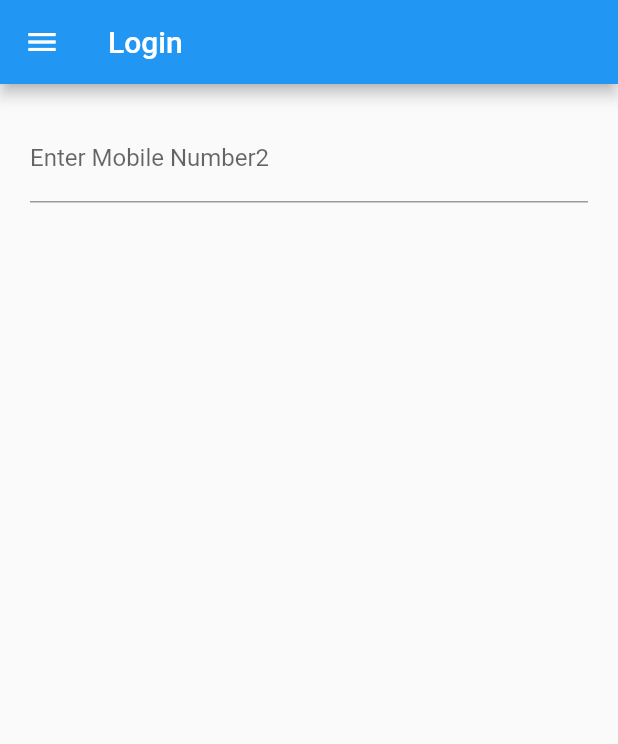
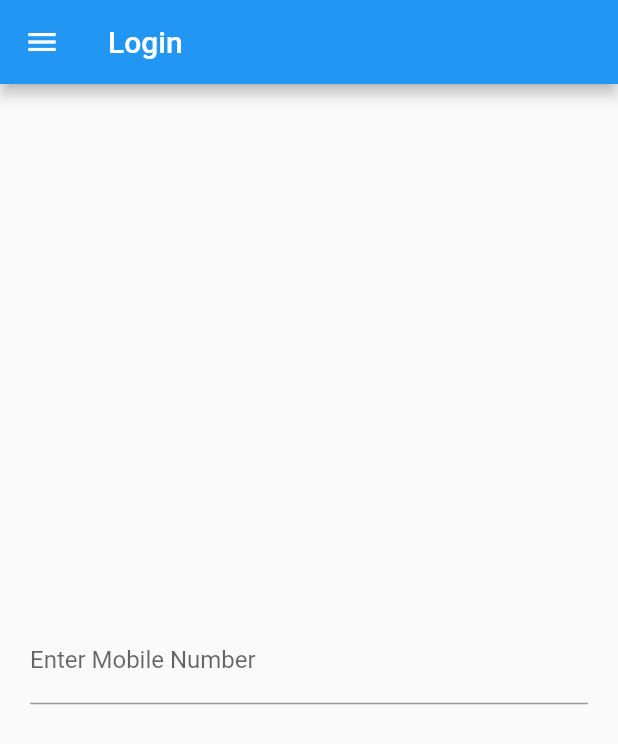
Before and after one commit to sattar-kuet/CourierMerchantApp, a Flutter app: the screen it shows after launch, on a phone screen of 412 x 824 dp. Shown: the top 744 px of the screen. Run offline on Flutter 3.47's test engine with Material 2 defaults, Android fonts, the phone set to English and light mode, and no system bars.

Commit message:
drawer done

```diff
--- a/lib/fragments/login.dart
+++ b/lib/fragments/login.dart
@@ -17,15 +17,18 @@ class _LoginPageState extends State<LoginPage> {
           title: Text("Login"),
         ),
         drawer: MenuDrawer(),
-        body: Column(children: [
+        body: Column(
+          mainAxisAlignment: MainAxisAlignment.center,
+          children: [
           Padding(padding: const EdgeInsets.all(20.0),
           child: TextField(
              decoration: const InputDecoration(
                 border: UnderlineInputBorder(),
-                labelText: 'Enter Mobile Number2',
+                labelText: 'Enter Mobile Number',
               ),
           ),
-          )
+          ),
+
         ]),
         // body: Center(
         //   child: Padding(
```
